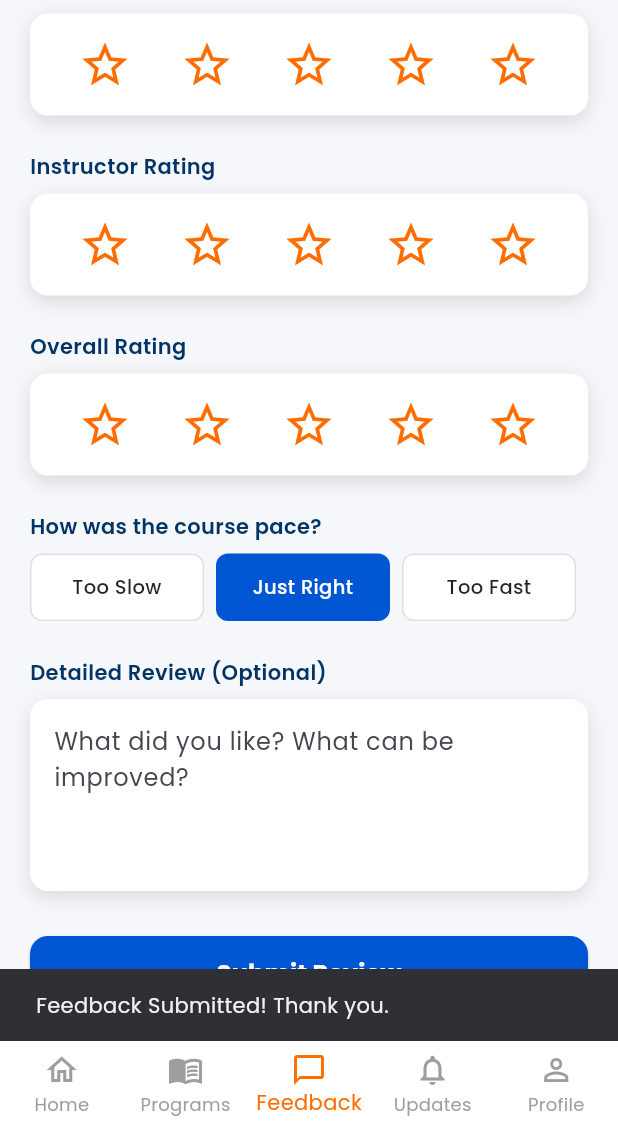
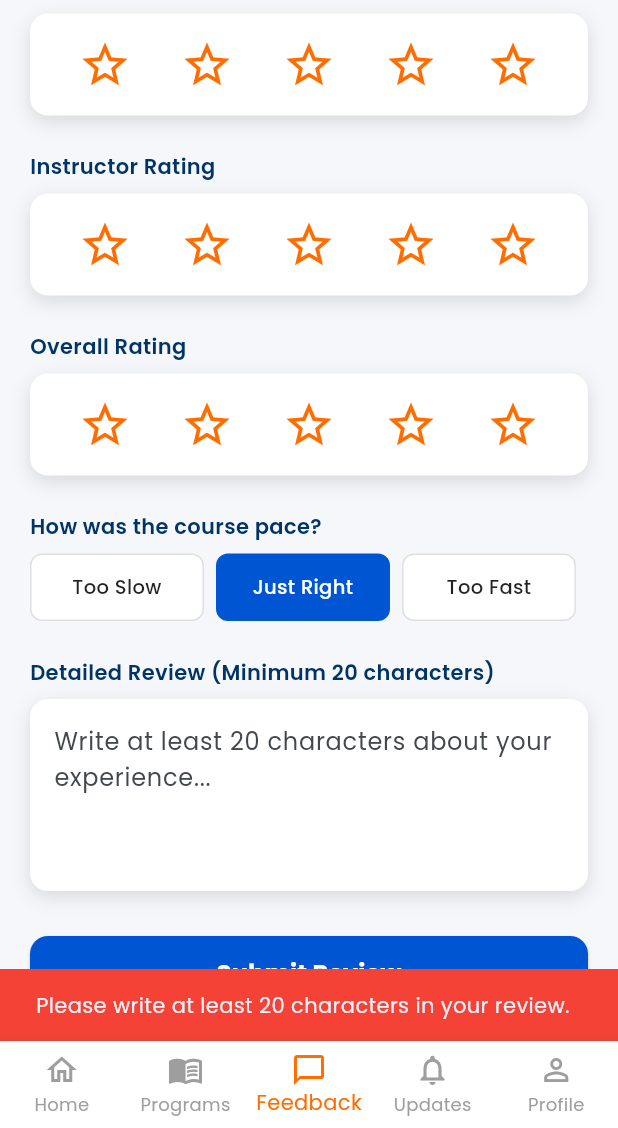
Before and after one commit to vivekg259/Flutter-Project, a Flutter app: the FeedbackScreen screen opened by its route, scrolled down 209 dp, after a tap on "Submit Review", on a phone screen of 412 x 824 dp, the part 108-1236 px from its top. Run offline on Flutter 3.47's test engine with Material 3 defaults, Android fonts, the phone set to English and light mode, and no system bars; our stand-ins replace google_fonts.

Commit message:
Added functional feedback form with validation

```diff
--- a/excelerate_next_app/lib/feedback_screen.dart
+++ b/excelerate_next_app/lib/feedback_screen.dart
@@ -1,4 +1,53 @@
 import 'package:flutter/material.dart';
+
+class FeedbackService {
+  Future<bool> submitFeedback({
+    required BuildContext context,
+    required String? selectedProgram,
+    required int contentRating,
+    required int instructorRating,
+    required int overallRating,
+  }) async {
+    if (selectedProgram == null) {
+      ScaffoldMessenger.of(context).showSnackBar(
+        const SnackBar(
+          content: Text("Please select a course."),
+          backgroundColor: Colors.red,
+        ),
+      );
+      return false;
+    }
+    if (contentRating == 0) {
+      ScaffoldMessenger.of(context).showSnackBar(
+        const SnackBar(
+          content: Text("Please provide a content rating."),
+          backgroundColor: Colors.red,
+        ),
+      );
+      return false;
+    }
+    if (instructorRating == 0) {
+      ScaffoldMessenger.of(context).showSnackBar(
+        const SnackBar(
+          content: Text("Please provide an instructor rating."),
+          backgroundColor: Colors.red,
+        ),
+      );
+      return false;
+    }
+    if (overallRating == 0) {
+      ScaffoldMessenger.of(context).showSnackBar(
+        const SnackBar(
+          content: Text("Please provide an overall rating."),
+          backgroundColor: Colors.red,
+        ),
+      );
+      return false;
+    }
+    await Future.delayed(const Duration(seconds: 2));
+    return true;
+  }
+}
 
 class FeedbackScreen extends StatefulWidget {
   const FeedbackScreen({super.key});
@@ -15,6 +64,62 @@ class _FeedbackScreenState extends State<FeedbackScreen> {
   int instructorRating = 0;
   int overallRating = 0;
 
+  final TextEditingController reviewController = TextEditingController();
+
+  final FeedbackService feedbackService = FeedbackService();
+  bool isLoading = false;
+
+  Future<void> submitReview() async {
+    // Check minimum 20 characters
+    int charCount = reviewController.text.trim().length;
+
+    if (charCount < 20) {
+      ScaffoldMessenger.of(context).showSnackBar(
+        const SnackBar(
+          content: Text("Please write at least 20 characters in your review."),
+          backgroundColor: Colors.red,
+        ),
+      );
+      return;
+    }
+    setState(() {
+      isLoading = true;
+    });
+
+    bool success = await feedbackService.submitFeedback(
+      context: context,
+      selectedProgram: selectedProgram,
+      contentRating: contentRating,
+      instructorRating: instructorRating,
+      overallRating: overallRating,
+    );
+
+    if (!mounted) return;
+
+    setState(() {
+      isLoading = false;
+    });
+
+    if (success) {
+      ScaffoldMessenger.of(context).showSnackBar(
+        const SnackBar(
+          content: Text("Feedback submitted successfully!"),
+          backgroundColor: Colors.green,
+        ),
+      );
+
+      setState(() {
+        selectedProgram = null;
+        pace = "Just Right";
+        contentRating = 0;
+        instructorRating = 0;
+        overallRating = 0;
+
+        reviewController.clear();
+      });
+    }
+  }
+
   @override
   Widget build(BuildContext context) {
     return Scaffold(
@@ -28,9 +133,14 @@ class _FeedbackScreenState extends State<FeedbackScreen> {
         child: Column(
           crossAxisAlignment: CrossAxisAlignment.start,
           children: [
-            const Text('Course Feedback', style: TextStyle(fontSize: 24, fontWeight: FontWeight.bold, color: Color(0xFF003366))),
+            const Text('Course Feedback',
+                style: TextStyle(
+                    fontSize: 24,
+                    fontWeight: FontWeight.bold,
+                    color: Color(0xFF003366))),
             const SizedBox(height: 8),
-            const Text('Help us improve your learning experience', style: TextStyle(color: Colors.grey)),
+            const Text('Help us improve your learning experience',
+                style: TextStyle(color: Colors.grey)),
             const SizedBox(height: 24),
 
             _buildLabel('Select Course'),
@@ -41,7 +151,8 @@ class _FeedbackScreenState extends State<FeedbackScreen> {
                 child: DropdownButton<String>(
                   isExpanded: true,
                   hint: const Text('Which course are you reviewing?'),
-                  icon: const Icon(Icons.keyboard_arrow_down, color: Color(0xFF0056D2)),
+                  icon: const Icon(Icons.keyboard_arrow_down,
+                      color: Color(0xFF0056D2)),
                   value: selectedProgram,
                   items: [
                     'Advanced Flutter & Dart Mastery',
@@ -50,8 +161,13 @@ class _FeedbackScreenState extends State<FeedbackScreen> {
                     'UI/UX Product Design Pro',
                     'Cloud Computing AWS Practitioner',
                     'Digital Marketing & SEO Strategy'
-                  ].map((String value) => DropdownMenuItem<String>(value: value, child: Text(value, overflow: TextOverflow.ellipsis))).toList(),
-                  onChanged: (newValue) => setState(() => selectedProgram = newValue),
+                  ]
+                      .map((String value) => DropdownMenuItem<String>(
+                          value: value,
+                          child: Text(value, overflow: TextOverflow.ellipsis)))
+                      .toList(),
+                  onChanged: (newValue) =>
+                      setState(() => selectedProgram = newValue),
                 ),
               ),
             ),
@@ -60,7 +176,8 @@ class _FeedbackScreenState extends State<FeedbackScreen> {
             _buildInteractiveStarRow('Content Rating', contentRating, (rating) {
               setState(() => contentRating = rating);
             }),
-            _buildInteractiveStarRow('Instructor Rating', instructorRating, (rating) {
+            _buildInteractiveStarRow('Instructor Rating', instructorRating,
+                (rating) {
               setState(() => instructorRating = rating);
             }),
             _buildInteractiveStarRow('Overall Rating', overallRating, (rating) {
@@ -78,14 +195,22 @@ class _FeedbackScreenState extends State<FeedbackScreen> {
                       margin: const EdgeInsets.only(right: 8),
                       padding: const EdgeInsets.symmetric(vertical: 12),
                       decoration: BoxDecoration(
-                        color: isSelected ? const Color(0xFF0056D2) : Colors.white,
-                        border: Border.all(color: isSelected ? const Color(0xFF0056D2) : Colors.grey[300]!),
+                        color: isSelected
+                            ? const Color(0xFF0056D2)
+                            : Colors.white,
+                        border: Border.all(
+                            color: isSelected
+                                ? const Color(0xFF0056D2)
+                                : Colors.grey[300]!),
                         borderRadius: BorderRadius.circular(8),
                       ),
                       child: Text(
                         option,
                         textAlign: TextAlign.center,
-                        style: TextStyle(color: isSelected ? Colors.white : Colors.black87, fontWeight: FontWeight.w500, fontSize: 13),
+                        style: TextStyle(
+                            color: isSelected ? Colors.white : Colors.black87,
+                            fontWeight: FontWeight.w500,
+                            fontSize: 13),
                       ),
                     ),
                   ),
@@ -94,25 +219,41 @@ class _FeedbackScreenState extends State<FeedbackScreen> {
             ),
             const SizedBox(height: 24),
 
-            _buildLabel('Detailed Review (Optional)'),
+            _buildLabel('Detailed Review (Minimum 20 characters)'),
             Container(
               decoration: _cardDecoration(),
-              child: const TextField(
+              child: TextField(
+                controller: reviewController,
                 maxLines: 4,
-                decoration: InputDecoration(
-                  hintText: 'What did you like? What can be improved?',
+                decoration: const InputDecoration(
+                  hintText: 'Write at least 20 characters about your experience...',
                   border: InputBorder.none,
                   contentPadding: EdgeInsets.all(16),
                 ),
               ),
             ),
             const SizedBox(height: 30),
-
-            ElevatedButton(
-              onPressed: () {
-                 ScaffoldMessenger.of(context).showSnackBar(const SnackBar(content: Text('Feedback Submitted! Thank you.')));
-              },
-              child: const Text('Submit Review', style: TextStyle(fontSize: 16, fontWeight: FontWeight.bold)),
+            SizedBox(
+              width: double.infinity,
+              child: ElevatedButton(
+                onPressed: isLoading ? null : submitReview,
+                child: isLoading
+                    ? const SizedBox(
+                        width: 22,
+                        height: 22,
+                        child: CircularProgressIndicator(
+                          strokeWidth: 3,
+                          color: Colors.white,
+                        ),
+                      )
+                    : const Text(
+                        'Submit Review',
+                        style: TextStyle(
+                          fontSize: 16,
+                          fontWeight: FontWeight.bold,
+                        ),
+                      ),
+              ),
             ),
           ],
         ),
@@ -124,11 +265,14 @@ class _FeedbackScreenState extends State<FeedbackScreen> {
   Widget _buildLabel(String text) {
     return Padding(
       padding: const EdgeInsets.only(bottom: 8.0),
-      child: Text(text, style: const TextStyle(fontWeight: FontWeight.w600, color: Color(0xFF003366))),
+      child: Text(text,
+          style: const TextStyle(
+              fontWeight: FontWeight.w600, color: Color(0xFF003366))),
     );
   }
 
-  Widget _buildInteractiveStarRow(String title, int currentRating, Function(int) onRatingChanged) {
+  Widget _buildInteractiveStarRow(
+      String title, int currentRating, Function(int) onRatingChanged) {
     return Column(
       crossAxisAlignment: CrossAxisAlignment.start,
       children: [
@@ -159,7 +303,9 @@ class _FeedbackScreenState extends State<FeedbackScreen> {
     return BoxDecoration(
       color: Colors.white,
       borderRadius: BorderRadius.circular(12),
-      boxShadow: const [BoxShadow(color: Colors.black12, blurRadius: 10, offset: Offset(0, 4))],
+      boxShadow: const [
+        BoxShadow(color: Colors.black12, blurRadius: 10, offset: Offset(0, 4))
+      ],
     );
   }
 
@@ -171,7 +317,6 @@ class _FeedbackScreenState extends State<FeedbackScreen> {
       backgroundColor: Colors.white,
       type: BottomNavigationBarType.fixed,
       onTap: (index) {
-        // FIXED: Added { }
         if (index == currentIndex) {
           return;
         }
@@ -189,10 +334,14 @@ class _FeedbackScreenState extends State<FeedbackScreen> {
       },
       items: const [
         BottomNavigationBarItem(icon: Icon(Icons.home_outlined), label: 'Home'),
-        BottomNavigationBarItem(icon: Icon(Icons.menu_book_outlined), label: 'Programs'),
-        BottomNavigationBarItem(icon: Icon(Icons.chat_bubble_outline), label: 'Feedback'),
-        BottomNavigationBarItem(icon: Icon(Icons.notifications_none), label: 'Updates'),
-        BottomNavigationBarItem(icon: Icon(Icons.person_outline), label: 'Profile'),
+        BottomNavigationBarItem(
+            icon: Icon(Icons.menu_book_outlined), label: 'Programs'),
+        BottomNavigationBarItem(
+            icon: Icon(Icons.chat_bubble_outline), label: 'Feedback'),
+        BottomNavigationBarItem(
+            icon: Icon(Icons.notifications_none), label: 'Updates'),
+        BottomNavigationBarItem(
+            icon: Icon(Icons.person_outline), label: 'Profile'),
       ],
     );
   }
```
